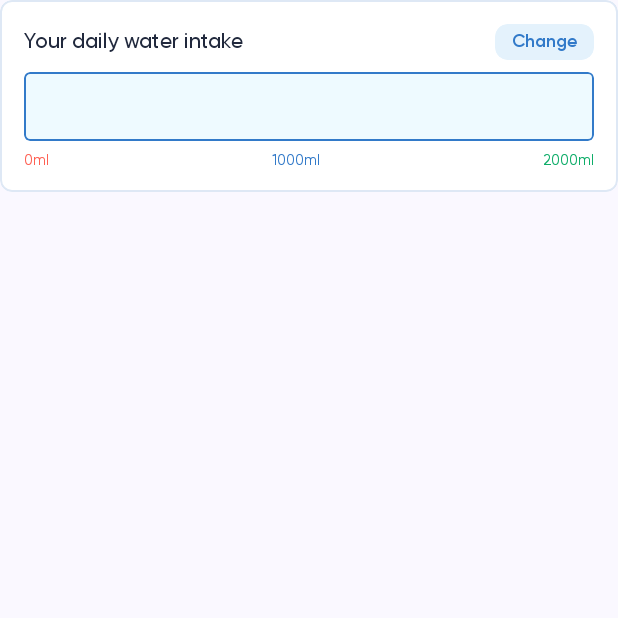
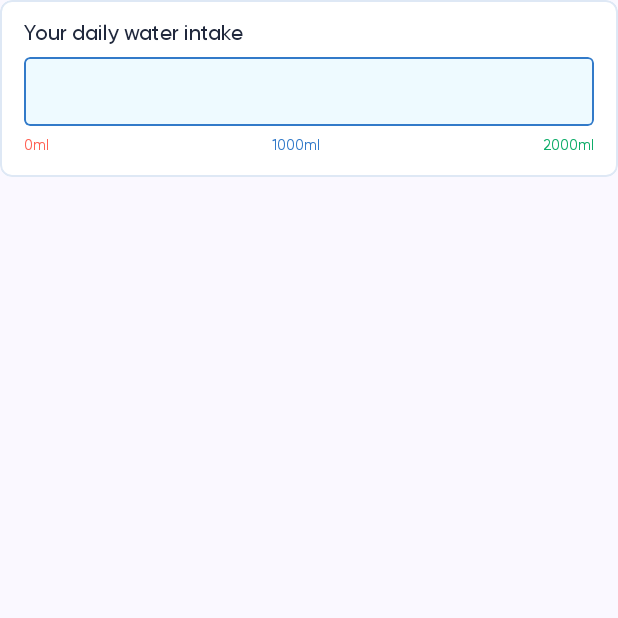
Before and after one commit to BerkeEfeKendirli/Water_Reminder, an Android app built with Jetpack Compose: the composable WaterIntakeCard called with empty values, on a phone screen of 412 x 824 dp, the top half of it. Run offline under Robolectric (Android 15) with nearby library versions, the phone set to English and light mode, and no system bars.

Commit message:
change goal moved to settings screen

```diff
--- a/app/src/main/java/com/bek/waterreminder/ui/screens/home/managewater/ManageWaterScreen.kt
+++ b/app/src/main/java/com/bek/waterreminder/ui/screens/home/managewater/ManageWaterScreen.kt
@@ -1,5 +1,6 @@
 package com.bek.waterreminder.ui.screens.home.managewater
 
+import android.widget.Toast
 import androidx.compose.foundation.background
 import androidx.compose.foundation.layout.Column
 import androidx.compose.foundation.layout.Spacer
@@ -22,7 +23,6 @@ import com.bek.waterreminder.ui.components.CustomButton
 import com.bek.waterreminder.ui.screens.home.managewater.components.StreakCard
 import com.bek.waterreminder.ui.screens.home.managewater.components.TimeGreetingCard
 import com.bek.waterreminder.ui.screens.home.managewater.components.WaterIntakeCard
-import com.bek.waterreminder.ui.screens.home.managewater.components.WaterQuantityCard
 import com.bek.waterreminder.viewmodel.ManageWaterViewModel
 import com.bek.waterreminder.viewmodel.ManageWaterViewModelFactory
 import kotlinx.coroutines.launch
@@ -54,11 +54,12 @@ fun ManageWaterScreen() {
     WaterIntakeCard(percent = percentage)
     Spacer(modifier = Modifier.height(8.dp))
     StreakCard(hasStreak = streakCount > 0, streakCount = streakCount)
-    Spacer(modifier = Modifier.height(8.dp))
-    WaterQuantityCard()
     Spacer(modifier = Modifier.weight(1f))
     CustomButton(
-        onClick = { coroutineScope.launch { viewModel.drinkWater(amount = selectedCup) } },
+        onClick = {
+          coroutineScope.launch { viewModel.drinkWater(amount = selectedCup) }
+          Toast.makeText(context, "Added ${selectedCup}ml of water", Toast.LENGTH_SHORT).show()
+        },
         text = "+ Drink Water (${selectedCup}ml)",
         modifier = Modifier.fillMaxWidth(),
     )
--- a/app/src/main/java/com/bek/waterreminder/ui/screens/home/managewater/components/WaterIntakeCard.kt
+++ b/app/src/main/java/com/bek/waterreminder/ui/screens/home/managewater/components/WaterIntakeCard.kt
@@ -2,7 +2,6 @@ package com.bek.waterreminder.ui.screens.home.managewater.components
 
 import androidx.compose.foundation.background
 import androidx.compose.foundation.border
-import androidx.compose.foundation.clickable
 import androidx.compose.foundation.layout.Arrangement
 import androidx.compose.foundation.layout.Box
 import androidx.compose.foundation.layout.Column
@@ -54,11 +53,9 @@ fun WaterIntakeCard(percent: Float) {
               .background(Color.White, shape = RoundedCornerShape(8.dp))
               .border(1.dp, color = Color(0xffdee8f5), shape = RoundedCornerShape(8.dp))
   ) {
-    Column(modifier = Modifier.padding(16.dp)) {
-      Row(
-          modifier = Modifier.fillMaxWidth(),
-          horizontalArrangement = Arrangement.SpaceBetween,
-          verticalAlignment = Alignment.CenterVertically,
+    Column(
+        modifier = Modifier.padding(16.dp),
+        verticalArrangement = Arrangement.Center,
     ) {
       Text(
           "Your daily water intake",
@@ -70,8 +67,6 @@ fun WaterIntakeCard(percent: Float) {
                   color = colorResource(R.color.primary_black),
               ),
       )
-        ChangeButton({})
-      }
       Spacer(modifier = Modifier.height(8.dp))
       Box(
           modifier =
@@ -114,7 +109,7 @@ fun WaterIntakeCard(percent: Float) {
         ) {
           if (percent > 0.1) {
             Text(
-                "${(dailyGoal * percent).toInt()}ml",
+                "${(dailyGoal * percent).toInt()}ml\n(${(percent*100).toInt()}%)",
                 style =
                     TextStyle(
                         fontFamily = Gilroy,
@@ -149,27 +144,3 @@ val progressTextStyle =
         fontWeight = FontWeight.Medium,
         fontSize = 10.sp,
     )
-
-@Composable
-fun ChangeButton(onClick: () -> Unit) {
-  Box(
-      modifier =
-          Modifier.height(24.dp)
-              .clip(RoundedCornerShape(8.35.dp))
-              .background(color = Color(0xffe4f2fc), shape = RoundedCornerShape(8.35.dp))
-              .clickable { onClick() },
-      contentAlignment = Alignment.Center,
-  ) {
-    Text(
-        "Change",
-        modifier = Modifier.padding(horizontal = 11.dp),
-        style =
-            TextStyle(
-                fontFamily = Gilroy,
-                fontWeight = FontWeight.SemiBold,
-                fontSize = 12.sp,
-                color = colorResource(R.color.primary_blue),
-            ),
-    )
-  }
-}
```
Lines whose indentation alone changed are shown as unchanged.
